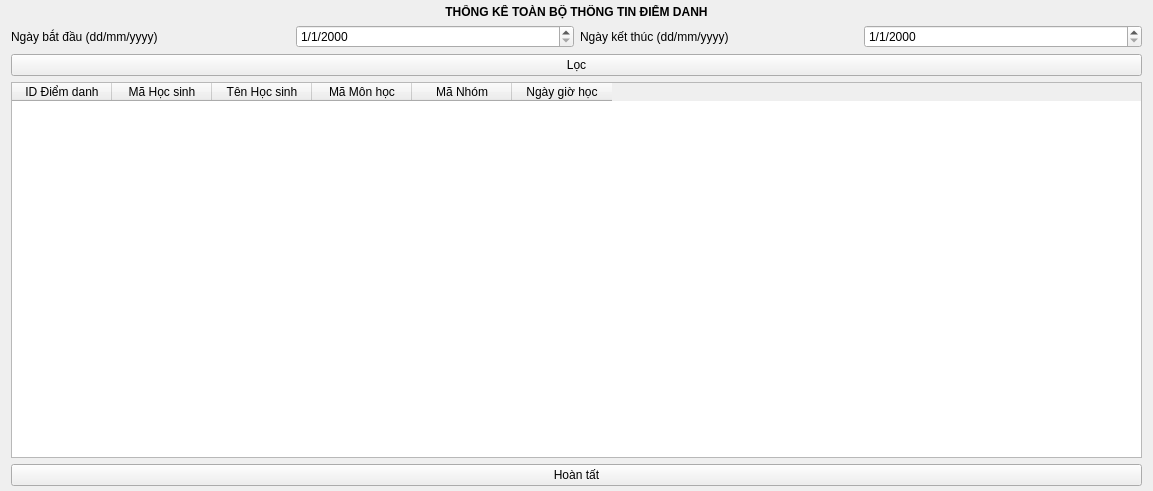
Before: the Qt Designer form TranslateUiPyPackage/ui_ip/M14_thongkediemdanh.ui in longpham6595/kvmanagement, drawn with Qt 5.
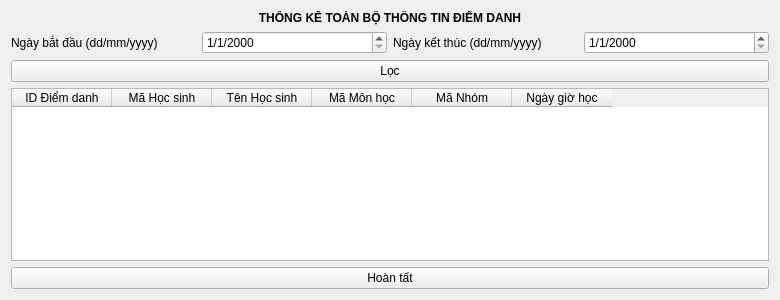
After: the same form once the commit is applied.

The edit to the form file:
```diff
--- a/TranslateUiPyPackage/ui_ip/M14_thongkediemdanh.ui
+++ b/TranslateUiPyPackage/ui_ip/M14_thongkediemdanh.ui
@@ -6,42 +6,28 @@
    <rect>
     <x>0</x>
     <y>0</y>
-    <width>1153</width>
-    <height>491</height>
+    <width>780</width>
+    <height>300</height>
    </rect>
   </property>
+  <property name="minimumSize">
+   <size>
+    <width>780</width>
+    <height>300</height>
+   </size>
+  </property>
   <property name="windowTitle">
    <string>Thống kê điểm danh học sinh</string>
   </property>
-  <widget class="QWidget" name="layoutWidget">
-   <property name="geometry">
-    <rect>
-     <x>11</x>
-     <y>5</y>
-     <width>1131</width>
-     <height>481</height>
-    </rect>
-   </property>
-   <layout class="QVBoxLayout" name="verticalLayout">
-    <item>
-     <widget class="QLabel" name="label">
-      <property name="text">
-       <string>&lt;html&gt;&lt;head/&gt;&lt;body&gt;&lt;p align=&quot;center&quot;&gt;&lt;span style=&quot; font-size:9pt; font-weight:600;&quot;&gt;THỐNG KÊ TOÀN BỘ THÔNG TIN ĐIỂM DANH&lt;/span&gt;&lt;/p&gt;&lt;/body&gt;&lt;/html&gt;</string>
-      </property>
-     </widget>
-    </item>
-    <item>
-     <layout class="QHBoxLayout" name="horizontalLayout_3">
-      <item>
-       <layout class="QHBoxLayout" name="horizontalLayout">
-        <item>
+  <layout class="QGridLayout" name="gridLayout">
+   <item row="1" column="0">
          <widget class="QLabel" name="label_2">
           <property name="text">
            <string>Ngày bắt đầu (dd/mm/yyyy)</string>
           </property>
          </widget>
         </item>
-        <item>
+   <item row="1" column="1">
          <widget class="QDateEdit" name="datestart">
           <property name="dateTime">
            <datetime>
@@ -58,18 +44,14 @@
           </property>
          </widget>
         </item>
-       </layout>
-      </item>
-      <item>
-       <layout class="QHBoxLayout" name="horizontalLayout_2">
-        <item>
+   <item row="1" column="2">
          <widget class="QLabel" name="label_3">
           <property name="text">
            <string>Ngày kết thúc (dd/mm/yyyy)</string>
           </property>
          </widget>
         </item>
-        <item>
+   <item row="1" column="3">
          <widget class="QDateEdit" name="datefin">
           <property name="currentSection">
            <enum>QDateTimeEdit::DaySection</enum>
@@ -79,18 +61,7 @@
           </property>
          </widget>
         </item>
-       </layout>
-      </item>
-     </layout>
-    </item>
-    <item>
-     <widget class="QPushButton" name="loc">
-      <property name="text">
-       <string>Lọc</string>
-      </property>
-     </widget>
-    </item>
-    <item>
+   <item row="3" column="0" colspan="4">
      <widget class="QTableWidget" name="tbdiemdanh_view">
       <column>
        <property name="text">
@@ -124,15 +95,28 @@
       </column>
      </widget>
     </item>
-    <item>
+   <item row="4" column="0" colspan="4">
      <widget class="QPushButton" name="hoantat">
       <property name="text">
        <string>Hoàn tất</string>
       </property>
      </widget>
     </item>
-   </layout>
-  </widget>
+   <item row="2" column="0" colspan="4">
+    <widget class="QPushButton" name="loc">
+     <property name="text">
+      <string>Lọc</string>
+     </property>
+    </widget>
+   </item>
+   <item row="0" column="1" colspan="2">
+    <widget class="QLabel" name="label">
+     <property name="text">
+      <string>&lt;html&gt;&lt;head/&gt;&lt;body&gt;&lt;p align=&quot;center&quot;&gt;&lt;span style=&quot; font-size:9pt; font-weight:600;&quot;&gt;THỐNG KÊ TOÀN BỘ THÔNG TIN ĐIỂM DANH&lt;/span&gt;&lt;/p&gt;&lt;/body&gt;&lt;/html&gt;</string>
+     </property>
+    </widget>
+   </item>
+  </layout>
  </widget>
  <resources/>
  <connections/>
```
Lines whose indentation alone changed are shown as unchanged.
